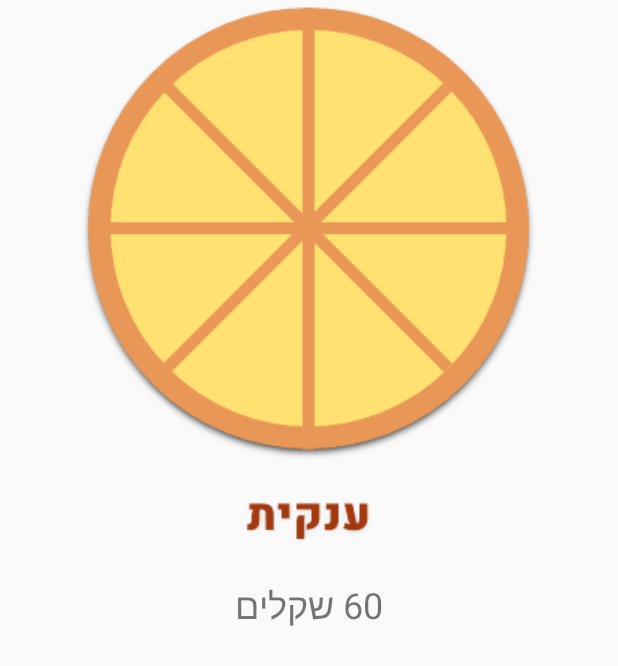
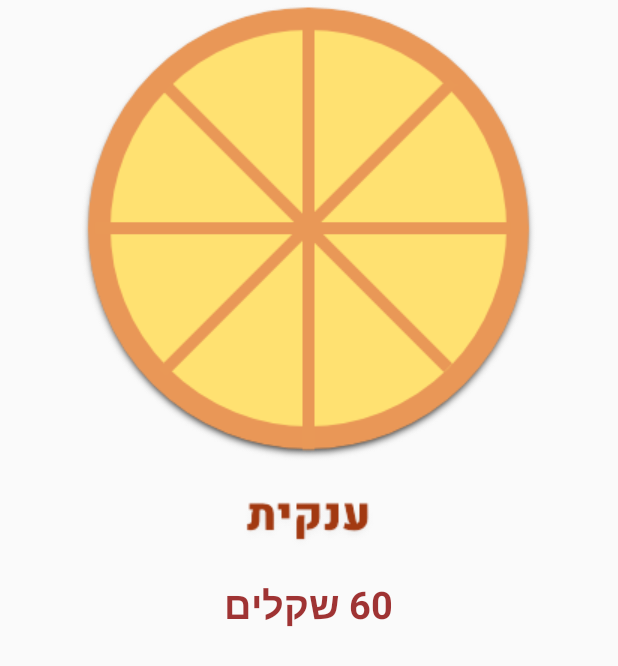
Before and after one commit to baraksw/PizzApp, an Android app: the layout big_size_button.xml on its own in the app's theme, with its tools: preview values and no code run, on a phone screen of 412 x 824 dp. Shown: the top 666 px of the screen. Run offline under Robolectric (Android 15) with nearby library versions, the phone set to English and light mode, and no system bars.

Commit message:
1. coloring text in red 2. changing positions od editText

```diff
--- a/app/src/main/res/layout/activity_toppings.xml
+++ b/app/src/main/res/layout/activity_toppings.xml
@@ -284,10 +284,9 @@
         android:textStyle="bold"
         app:layout_constraintBottom_toBottomOf="parent"
         app:layout_constraintEnd_toStartOf="@+id/previous_button"
-        app:layout_constraintHorizontal_bias="0.52"
         app:layout_constraintStart_toEndOf="@+id/next_button"
         app:layout_constraintTop_toTopOf="@+id/mashrooms"
-        app:layout_constraintVertical_bias="0.476" />
+        android:layout_centerHorizontal="true" />
 
     <ImageButton
         android:id="@+id/previous_button"
--- a/app/src/main/res/layout/big_size_button.xml
+++ b/app/src/main/res/layout/big_size_button.xml
@@ -22,7 +22,7 @@
 
 
             <ImageView
-                android:id="@+id/big_size_button"
+                android:id="@+id/big_size_pizza"
                 android:layout_width="wrap_content"
                 android:layout_height="wrap_content"
                 android:layout_centerHorizontal="true"
@@ -31,13 +31,16 @@
 
 
             <TextView
-                android:id="@+id/personal_pizza_price"
+                android:id="@+id/big_pizza_price"
                 android:layout_width="wrap_content"
                 android:layout_height="wrap_content"
                 android:layout_centerHorizontal="true"
                 android:layout_alignParentBottom="true"
                 android:text="60 שקלים"
-                android:textSize="24sp" />
+                android:textAppearance="@style/TextAppearance.AppCompat.Display1"
+                android:textColor="#E8961F1F"
+                android:textSize="25sp"
+                android:textStyle="bold" />
 
         </RelativeLayout>
 
--- a/app/src/main/res/layout/personal_size_pizza.xml
+++ b/app/src/main/res/layout/personal_size_pizza.xml
@@ -34,7 +34,10 @@
                 android:layout_centerHorizontal="true"
                 android:layout_alignParentBottom="true"
                 android:text="40 שקלים"
-                android:textSize="24sp" />
+                android:textAppearance="@style/TextAppearance.AppCompat.Display1"
+                android:textColor="#E8961F1F"
+                android:textSize="25sp"
+                android:textStyle="bold" />
 
         </RelativeLayout>
 
```
Also changed, not shown: app/src/main/res/layout/family_size_pizza.xml (+5 -2 lines).
